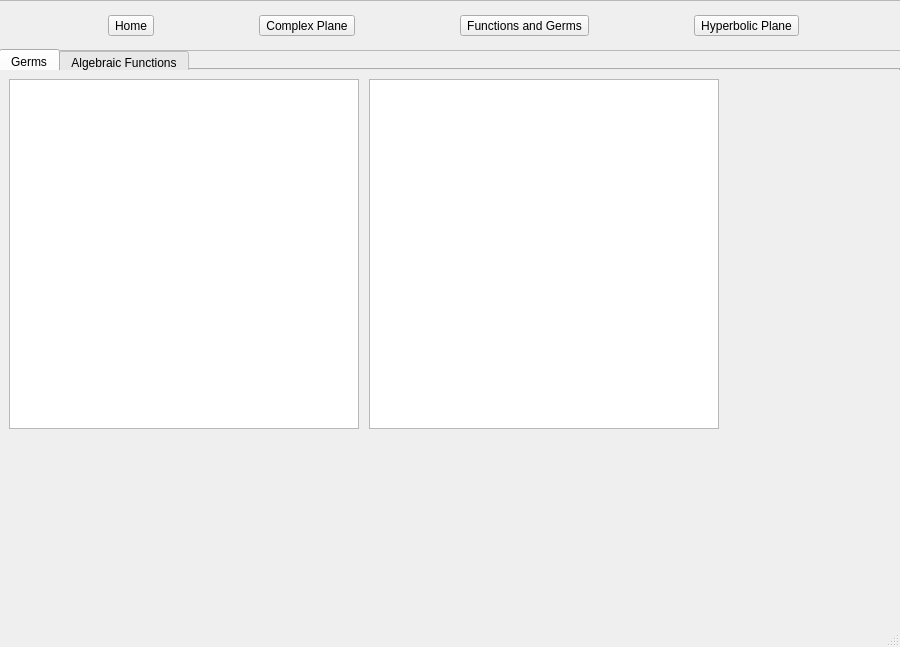
Labardini/Hyperbolic-GeometPy, file Window.ui: the form before one commit.
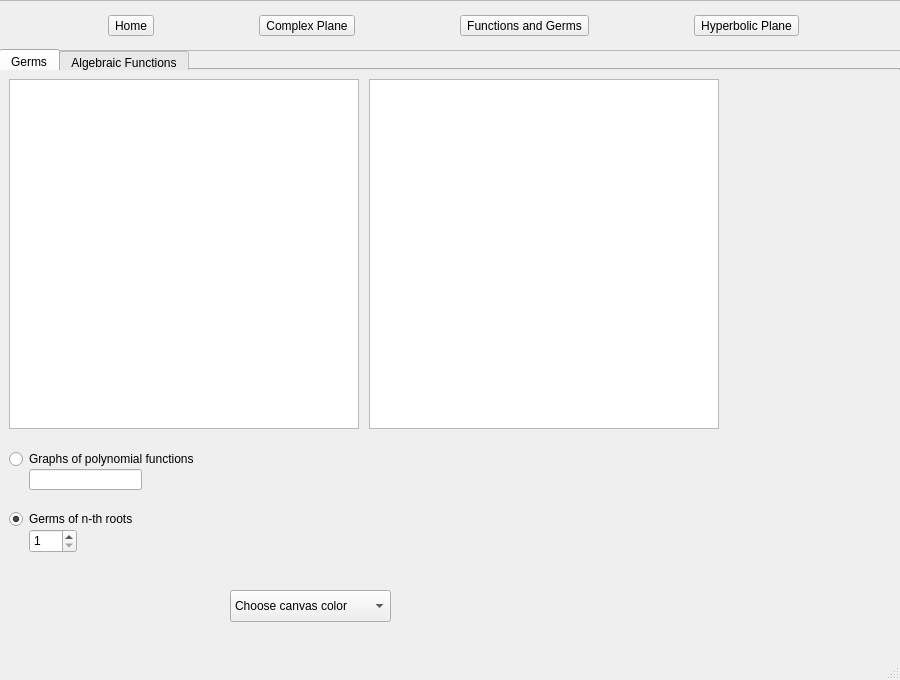
The form after the commit. Custom widgets are drawn as their Qt base class.

```diff
--- a/Window.ui
+++ b/Window.ui
@@ -7,7 +7,7 @@
     <x>0</x>
     <y>0</y>
     <width>900</width>
-    <height>647</height>
+    <height>680</height>
    </rect>
   </property>
   <property name="windowTitle">
@@ -1217,6 +1217,64 @@
        </rect>
       </property>
      </widget>
+     <widget class="QRadioButton" name="radioButtonFGGraphsPolFunctions">
+      <property name="geometry">
+       <rect>
+        <x>10</x>
+        <y>400</y>
+        <width>211</width>
+        <height>20</height>
+       </rect>
+      </property>
+      <property name="text">
+       <string>Graphs of polynomial functions</string>
+      </property>
+      <attribute name="buttonGroup">
+       <string notr="true">buttonGroup_5</string>
+      </attribute>
+     </widget>
+     <widget class="QRadioButton" name="radioButtonFGGermsnthRoots">
+      <property name="geometry">
+       <rect>
+        <x>10</x>
+        <y>460</y>
+        <width>211</width>
+        <height>20</height>
+       </rect>
+      </property>
+      <property name="text">
+       <string>Germs of n-th roots</string>
+      </property>
+      <property name="checked">
+       <bool>true</bool>
+      </property>
+      <attribute name="buttonGroup">
+       <string notr="true">buttonGroup_5</string>
+      </attribute>
+     </widget>
+     <widget class="QSpinBox" name="spinBoxFGGermsnthRoots">
+      <property name="geometry">
+       <rect>
+        <x>30</x>
+        <y>480</y>
+        <width>48</width>
+        <height>24</height>
+       </rect>
+      </property>
+      <property name="minimum">
+       <number>1</number>
+      </property>
+     </widget>
+     <widget class="QLineEdit" name="lineEditFGPolFunction">
+      <property name="geometry">
+       <rect>
+        <x>30</x>
+        <y>420</y>
+        <width>113</width>
+        <height>21</height>
+       </rect>
+      </property>
+     </widget>
     </widget>
     <widget class="QWidget" name="pageHP">
      <widget class="QTabWidget" name="tabsIn_pageHP">
@@ -2232,47 +2290,6 @@
          <string>--</string>
         </property>
        </widget>
-       <widget class="QComboBox" name="comboBoxChooseCanvasColor">
-        <property name="geometry">
-         <rect>
-          <x>420</x>
-          <y>485</y>
-          <width>200</width>
-          <height>32</height>
-         </rect>
-        </property>
-        <property name="editable">
-         <bool>false</bool>
-        </property>
-        <property name="currentText">
-         <string>Choose canvas color</string>
-        </property>
-        <item>
-         <property name="text">
-          <string>Choose canvas color</string>
-         </property>
-        </item>
-        <item>
-         <property name="text">
-          <string>Black</string>
-         </property>
-        </item>
-        <item>
-         <property name="text">
-          <string>White</string>
-         </property>
-        </item>
-        <item>
-         <property name="text">
-          <string>Blue</string>
-         </property>
-        </item>
-        <item>
-         <property name="text">
-          <string>Red</string>
-         </property>
-        </item>
-       </widget>
       </widget>
       <widget class="QWidget" name="tabPD">
        <attribute name="title">
@@ -2828,6 +2845,47 @@
     <widget class="QWidget" name="pageMS"/>
     <widget class="QWidget" name="pageArt"/>
    </widget>
+   <widget class="QComboBox" name="comboBoxChooseCanvasColor">
+    <property name="geometry">
+     <rect>
+      <x>230</x>
+      <y>590</y>
+      <width>161</width>
+      <height>32</height>
+     </rect>
+    </property>
+    <property name="editable">
+     <bool>false</bool>
+    </property>
+    <property name="currentText">
+     <string>Choose canvas color</string>
+    </property>
+    <item>
+     <property name="text">
+      <string>Choose canvas color</string>
+     </property>
+    </item>
+    <item>
+     <property name="text">
+      <string>Black</string>
+     </property>
+    </item>
+    <item>
+     <property name="text">
+      <string>White</string>
+     </property>
+    </item>
+    <item>
+     <property name="text">
+      <string>Blue</string>
+     </property>
+    </item>
+    <item>
+     <property name="text">
+      <string>Red</string>
+     </property>
+    </item>
+   </widget>
   </widget>
   <widget class="QMenuBar" name="menubar">
    <property name="geometry">
```
Left out of the diff: 67 changed lines with no effect on the pictures.
